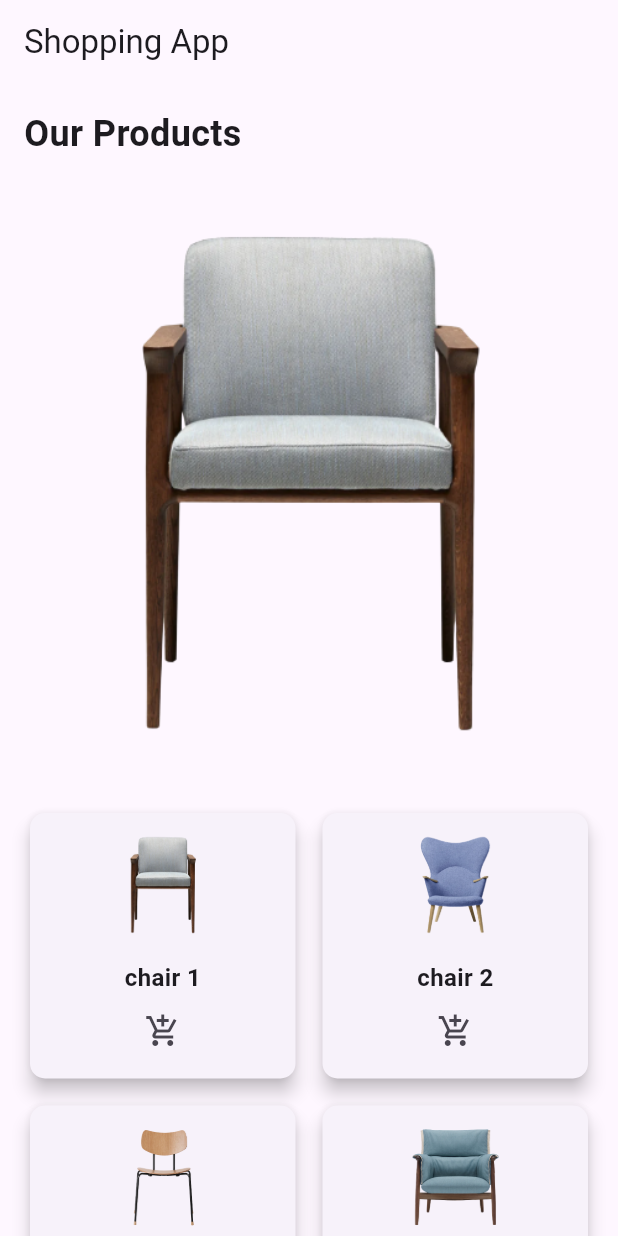
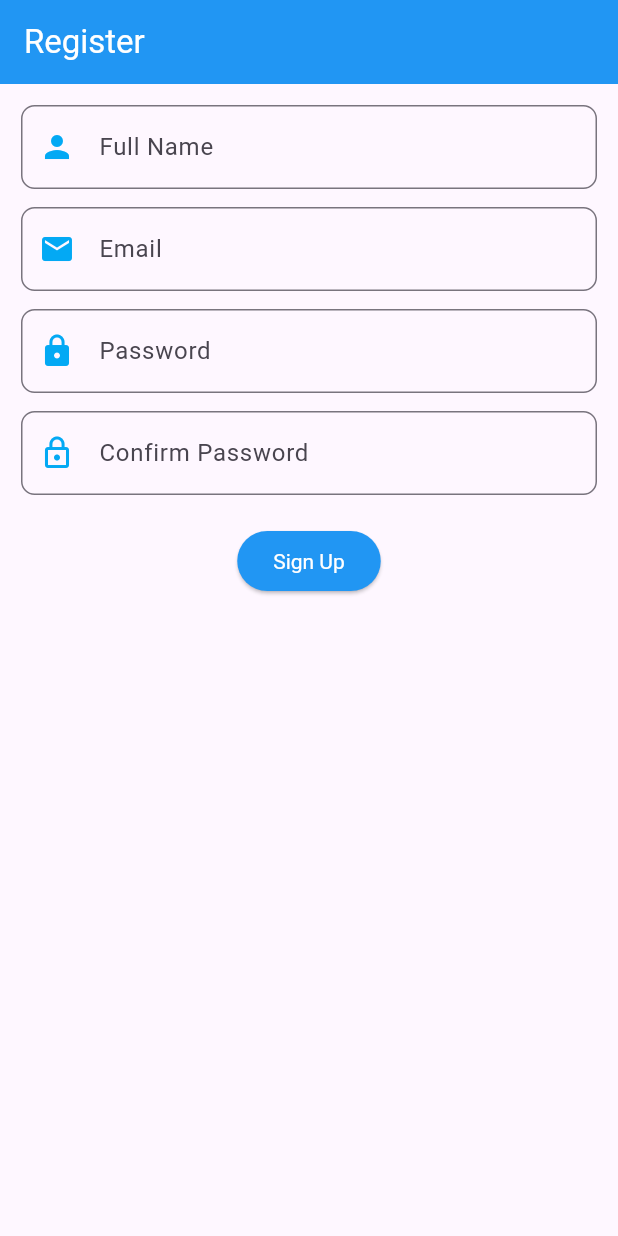
Before and after one commit to ayaelsherif21/ShoppingApp, a Flutter app: the screen it shows after launch, on a phone screen of 412 x 824 dp. Run offline on Flutter 3.47's test engine with Material 3 defaults, Android fonts, the phone set to English and light mode, and no system bars.

Commit message:
Create a Sign up screen

```diff
--- a/shopping_app/lib/main.dart
+++ b/shopping_app/lib/main.dart
@@ -1,4 +1,5 @@
 import 'package:flutter/material.dart';
+import 'package:shopping_app/sign_up.dart';
 import 'product.dart';
 
 void main() {
@@ -13,7 +14,7 @@ class MyApp extends StatelessWidget {
       theme: ThemeData(
         primarySwatch: Colors.blue,
       ),
-      home: ProductPage(),
+      home: SignUp(),
     );
   }
 }
--- /dev/null
+++ b/shopping_app/lib/sign_up.dart
@@ -0,0 +1,189 @@
+import 'package:flutter/material.dart';
+import 'package:shopping_app/product.dart';
+
+class SignUp extends StatefulWidget {
+  const SignUp({super.key});
+
+  @override
+  State<SignUp> createState() => _SignUpState();
+}
+
+class _SignUpState extends State<SignUp> {
+  final _formKey = GlobalKey<FormState>();
+  final fullNameController = TextEditingController();
+  final emailController = TextEditingController();
+  final passwordController = TextEditingController();
+  final confirmPasswordController = TextEditingController();
+
+  @override
+  Widget build(BuildContext context) {
+    return Scaffold(
+      appBar: AppBar(
+        title: const Text("Register" , style: TextStyle(color: Colors.white),),
+        backgroundColor: Colors.blue,
+      ),
+      body:SingleChildScrollView(
+        child: Center(
+        child: Padding(
+          padding: const EdgeInsets.all(14.0),
+          child: Form(
+            key: _formKey,
+            child: Column(
+              crossAxisAlignment: CrossAxisAlignment.center,
+              children: <Widget>[
+                // Full Name
+                TextFormField(
+                  controller: fullNameController,
+                  decoration: const InputDecoration(
+                    hintText: 'Full Name',
+                    labelText: 'Full Name',
+                    prefixIcon: Icon(Icons.person, color: Colors.lightBlue),
+                    errorStyle: TextStyle(fontSize: 18.0),
+                    border: OutlineInputBorder(
+                      borderRadius: BorderRadius.all(Radius.circular(9.0)),
+                    ),
+                  ),
+                  validator: (value) {
+                    if (value == null || value.isEmpty) {
+                      return "Please enter your full name.";
+                    }
+                    if (value[0] != value[0].toUpperCase()) {
+                      return "The first letter must be capitalized.";
+                    }
+                    return null;
+                  },
+                ),
+                const SizedBox(height: 12.0),
+
+                // Email
+                TextFormField(
+                  controller: emailController,
+                  decoration: const InputDecoration(
+                    hintText: 'Email',
+                    labelText: 'Email',
+                    prefixIcon: Icon(Icons.email, color: Colors.lightBlue),
+                    errorStyle: TextStyle(fontSize: 18.0),
+                    border: OutlineInputBorder(
+                      borderRadius: BorderRadius.all(Radius.circular(9.0)),
+                    ),
+                  ),
+                  validator: (value) {
+                    if (value == null || value.isEmpty) {
+                      return "Please enter your email.";
+                    }
+                    if (!value.contains('@')) {
+                      return "Please enter a valid email address.";
+                    }
+                    return null;
+                  },
+                ),
+                const SizedBox(height: 12.0),
+
+                // Password
+                TextFormField(
+                  controller: passwordController,
+                  obscureText: true,
+                  decoration: const InputDecoration(
+                    hintText: 'Password',
+                    labelText: 'Password',
+                    prefixIcon: Icon(Icons.lock, color: Colors.lightBlue),
+                    errorStyle: TextStyle(fontSize: 18.0),
+                    border: OutlineInputBorder(
+                      borderRadius: BorderRadius.all(Radius.circular(9.0)),
+                    ),
+                  ),
+                  validator: (value) {
+                    if (value == null || value.isEmpty) {
+                      return "Please enter a password.";
+                    }
+                    if (value.length < 6) {
+                      return "Password must be at least 6 characters.";
+                    }
+                    return null;
+                  },
+                ),
+                const SizedBox(height: 12.0),
+
+                // Confirm Password
+                TextFormField(
+                  controller: confirmPasswordController,
+                  obscureText: true,
+                  decoration: const InputDecoration(
+                    hintText: 'Confirm Password',
+                    labelText: 'Confirm Password',
+                    prefixIcon: Icon(Icons.lock_outline, color: Colors.lightBlue),
+                    errorStyle: TextStyle(fontSize: 18.0),
+                    border: OutlineInputBorder(
+                      borderRadius: BorderRadius.all(Radius.circular(9.0)),
+                    ),
+                  ),
+                  validator: (value) {
+                    if (value == null || value.isEmpty) {
+                      return "Please confirm your password.";
+                    }
+                    if (value != passwordController.text) {
+                      return "Passwords do not match.";
+                    }
+                    return null;
+                  },
+                ),
+                const SizedBox(height: 20.0),
+
+                // Sign Up Button
+                ElevatedButton(
+                  style: ElevatedButton.styleFrom(
+                    backgroundColor: Colors.blue,
+                    textStyle: TextStyle(color: Colors.white) // Button color
+                  ),
+                  onPressed: () {
+                    if (_formKey.currentState!.validate()) {
+                      // If all validations pass, show success dialog
+                      _showSuccessDialog(context);
+                    } else {
+                      // Show snack bar for validation errors
+                      ScaffoldMessenger.of(context).showSnackBar(
+                        const SnackBar(
+                          content: Text('Please fix the errors above.'),
+                        ),
+
+                      );
+                    }
+
+                  },
+
+                  child: const Text('Sign Up' , style: TextStyle(color: Colors.white),),
+
+                ),
+              ],
+            ),
+          ),
+        ),
+      ),
+      )
+
+    );
+  }
+
+  void _showSuccessDialog(BuildContext context) {
+    showDialog(
+      context: context,
+      builder: (BuildContext context) {
+        return AlertDialog(
+          title: const Text('Account Created Successfully'),
+          content: const Text('You can now proceed to the shopping screen.'),
+          actions: <Widget>[
+            TextButton(
+              onPressed: () {
+                Navigator.pushReplacement(
+                  context,
+                  MaterialPageRoute(builder: (context) => ProductPage()),
+                );
+              },
+              child: const Text('Go to Shopping'),
+            ),
+          ],
+        );
+      },
+    );
+  }
+}
```
